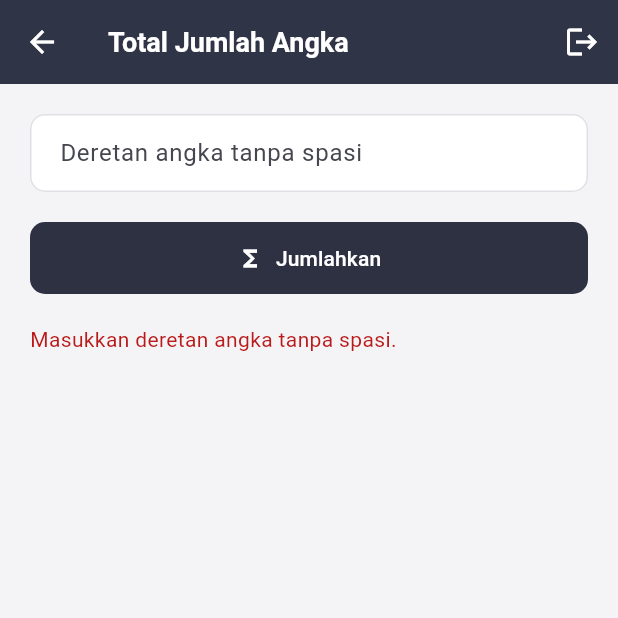
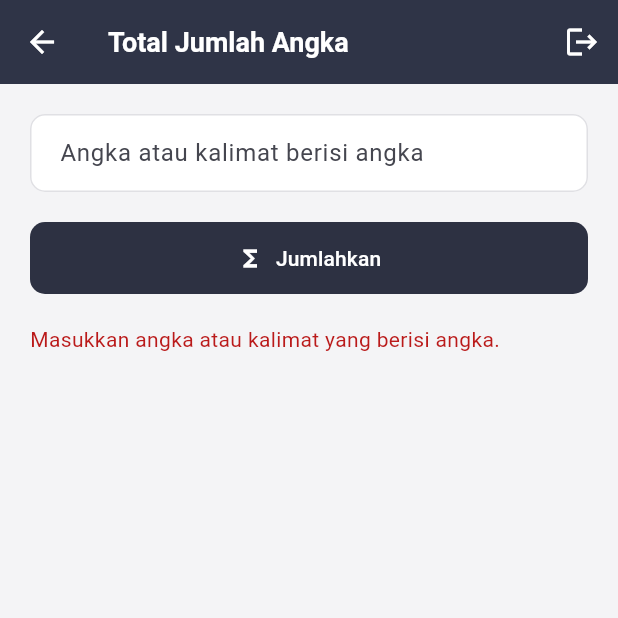
Before and after one commit to Dean897/Numb.er, a Flutter app: the DigitSumPage screen opened directly, after a tap on "Jumlahkan", on a phone screen of 412 x 824 dp, the top half of it. Run offline on Flutter 3.47's test engine with Material 3 defaults, Android fonts, the phone set to English and light mode, and no system bars.

Commit message:
(Deden) : Memperbaiki fitur Total Jumlah Angka

```diff
--- a/lib/main.dart
+++ b/lib/main.dart
@@ -666,19 +666,45 @@ class _DigitSumPageState extends State<DigitSumPage> {
 
   void _sum() {
     final input = _controller.text.trim();
-    if (!RegExp(r'^\d+$').hasMatch(input)) {
+    if (input.isEmpty) {
       setState(() {
-        _error = 'Masukkan deretan angka tanpa spasi.';
+        _error = 'Masukkan angka atau kalimat yang berisi angka.';
         _process = null;
         _total = null;
       });
       return;
     }
-    final digits = input.split('').map(int.parse).toList();
+
+    final isDigitSequence = RegExp(r'^\d+$').hasMatch(input);
+    final numbers = isDigitSequence
+        ? input.split('').map(int.parse).toList()
+        : RegExp(r'\d+').allMatches(input).expand((match) {
+            final value = match.group(0)!;
+            final startsWithLetter =
+                match.start > 0 &&
+                RegExp(r'[A-Za-z]').hasMatch(input[match.start - 1]);
+            final endsWithLetter =
+                match.end < input.length &&
+                RegExp(r'[A-Za-z]').hasMatch(input[match.end]);
+
+            return startsWithLetter || endsWithLetter
+                ? value.split('').map(int.parse)
+                : [int.parse(value)];
+          }).toList();
+
+    if (numbers.isEmpty) {
+      setState(() {
+        _error = 'Tidak ditemukan angka pada input.';
+        _process = null;
+        _total = null;
+      });
+      return;
+    }
+
     setState(() {
       _error = null;
-      _process = digits.join(' + ');
-      _total = digits.reduce((sum, digit) => sum + digit);
+      _process = numbers.join(' + ');
+      _total = numbers.reduce((sum, number) => sum + number);
     });
   }
 
@@ -697,10 +723,10 @@ class _DigitSumPageState extends State<DigitSumPage> {
           children: [
             TextField(
               controller: _controller,
-              keyboardType: TextInputType.number,
+              keyboardType: TextInputType.text,
               decoration: const InputDecoration(
-                labelText: 'Deretan angka tanpa spasi',
-                hintText: 'Contoh: 852',
+                labelText: 'Angka atau kalimat berisi angka',
+                hintText: 'Contoh: 852 atau Saya punya 12 dan 3',
               ),
             ),
             const SizedBox(height: 20),
```
